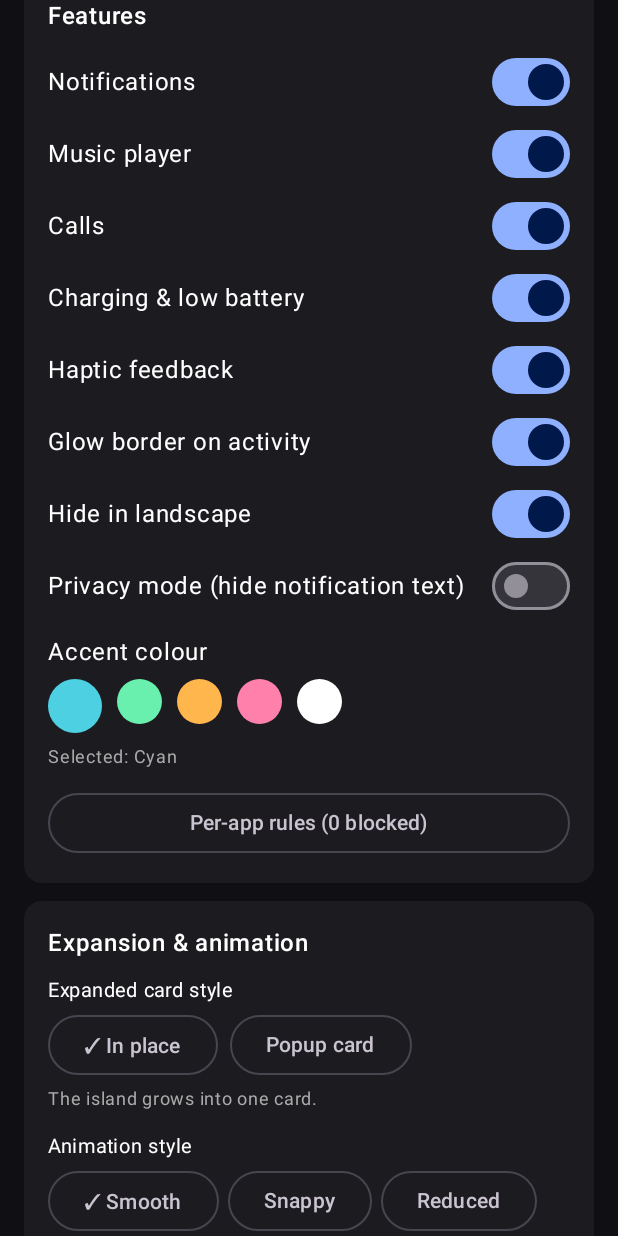
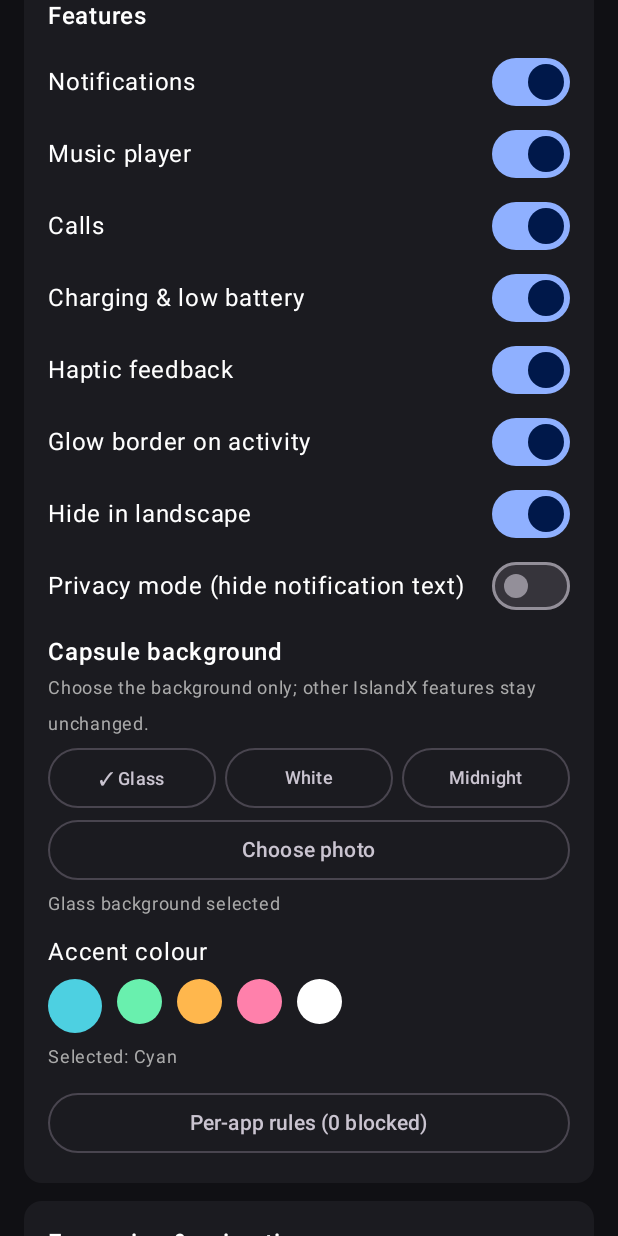
Before and after one commit to yooSpiderman50/IslandX, an Android app built with Jetpack Compose: the screen it shows after launch (MainActivity), scrolled down 1153 dp, on a phone screen of 412 x 824 dp. Run offline under Robolectric (Android 15) with nearby library versions, the phone set to English and light mode, and no system bars; libraries missing offline, so code that uses them is left out: java.text, java.util.

Commit message:
add capsule background customization (v1.2.6)

```diff
--- a/app/build.gradle.kts
+++ b/app/build.gradle.kts
@@ -12,8 +12,8 @@ android {
         applicationId = "com.islandx.app"
         minSdk = 26
         targetSdk = 34
-        versionCode = 7
-        versionName = "1.2.5"
+        versionCode = 8
+        versionName = "1.2.6"
     }
 
     buildTypes {
--- a/app/src/main/java/com/islandx/app/data/SettingsRepository.kt
+++ b/app/src/main/java/com/islandx/app/data/SettingsRepository.kt
@@ -37,6 +37,8 @@ data class IslandSettings(
     val expansionMode: Int = 0, // 0 = expand in place, 1 = separate popup card
     val animationStyle: Int = 0, // 0 = smooth, 1 = snappy, 2 = reduced motion
     val privacyMode: Boolean = false,
+    val backgroundStyle: Int = 0, // 0 glass, 1 white, 2 midnight, 3 photo
+    val backgroundImageUri: String = "",
     val blockedApps: Set<String> = emptySet()
 )
 
@@ -58,6 +60,8 @@ object K {
     val EXPANSION_MODE = intPreferencesKey("expansion_mode")
     val ANIMATION_STYLE = intPreferencesKey("animation_style")
     val PRIVACY_MODE = booleanPreferencesKey("privacy_mode")
+    val BACKGROUND_STYLE = intPreferencesKey("background_style")
+    val BACKGROUND_IMAGE_URI = androidx.datastore.preferences.core.stringPreferencesKey("background_image_uri")
     val BLOCKED = stringSetPreferencesKey("blocked_apps")
 }
 
@@ -106,6 +110,8 @@ class SettingsRepository(private val context: Context, scope: CoroutineScope) {
             expansionMode = (this[K.EXPANSION_MODE] ?: d.expansionMode).coerceIn(0, 1),
             animationStyle = (this[K.ANIMATION_STYLE] ?: d.animationStyle).coerceIn(0, 2),
             privacyMode = this[K.PRIVACY_MODE] ?: d.privacyMode,
+            backgroundStyle = (this[K.BACKGROUND_STYLE] ?: d.backgroundStyle).coerceIn(0, 3),
+            backgroundImageUri = this[K.BACKGROUND_IMAGE_URI] ?: d.backgroundImageUri,
             blockedApps = this[K.BLOCKED] ?: d.blockedApps
         )
     }
--- a/app/src/main/java/com/islandx/app/ui/HomeScreen.kt
+++ b/app/src/main/java/com/islandx/app/ui/HomeScreen.kt
@@ -92,6 +92,24 @@ fun HomeScreen(activity: ComponentActivity, tick: Int) {
     val notifLauncher = rememberLauncherForActivityResult(
         ActivityResultContracts.RequestPermission()
     ) { localTick++ }
+
+    val backgroundImageLauncher = rememberLauncherForActivityResult(
+        ActivityResultContracts.OpenDocument()
+    ) { uri ->
+        if (uri != null) {
+            try {
+                activity.contentResolver.takePersistableUriPermission(
+                    uri, Intent.FLAG_GRANT_READ_URI_PERMISSION
+                )
+            } catch (_: SecurityException) { }
+            scope.launch {
+                repo.update {
+                    it[K.BACKGROUND_IMAGE_URI] = uri.toString()
+                    it[K.BACKGROUND_STYLE] = 3
+                }
+            }
+        }
+    }
 
     val overlayOk = remember(tick, localTick) { Settings.canDrawOverlays(activity) }
     val accessibilityOk = remember(tick, localTick) {
@@ -237,6 +255,36 @@ fun HomeScreen(activity: ComponentActivity, tick: Int) {
                 SwitchRow("Glow border on activity", s.glow) { save(K.GLOW, it) }
                 SwitchRow("Hide in landscape", s.hideInLandscape) { save(K.HIDE_LANDSCAPE, it) }
                 SwitchRow("Privacy mode (hide notification text)", s.privacyMode) { save(K.PRIVACY_MODE, it) }
+                Spacer(Modifier.height(8.dp))
+                Text("Capsule background", color = Color.White, fontWeight = FontWeight.SemiBold)
+                Text("Choose the background only; other IslandX features stay unchanged.", color = Muted, fontSize = 12.sp)
+                Row(horizontalArrangement = Arrangement.spacedBy(6.dp), modifier = Modifier.fillMaxWidth()) {
+                    listOf("Glass", "White", "Midnight").forEachIndexed { index, label ->
+                        OutlinedButton(
+                            onClick = { save(K.BACKGROUND_STYLE, index) },
+                            modifier = Modifier.weight(1f)
+                        ) { Text(if (s.backgroundStyle == index) "✓ $label" else label, fontSize = 12.sp) }
+                    }
+                }
+                Row(horizontalArrangement = Arrangement.spacedBy(8.dp), modifier = Modifier.fillMaxWidth()) {
+                    OutlinedButton(
+                        onClick = { backgroundImageLauncher.launch(arrayOf("image/*")) },
+                        modifier = Modifier.weight(1f)
+                    ) { Text(if (s.backgroundStyle == 3 && s.backgroundImageUri.isNotBlank()) "Change photo" else "Choose photo") }
+                    if (s.backgroundImageUri.isNotBlank()) {
+                        OutlinedButton(onClick = { save(K.BACKGROUND_STYLE, 0); save(K.BACKGROUND_IMAGE_URI, "") }) {
+                            Text("Remove photo")
+                        }
+                    }
+                }
+                Text(
+                    when (s.backgroundStyle) {
+                        1 -> "White background selected"
+                        2 -> "Midnight gradient selected"
+                        3 -> if (s.backgroundImageUri.isNotBlank()) "Your photo is selected" else "Choose a photo to use it as the background"
+                        else -> "Glass background selected"
+                    }, color = Muted, fontSize = 12.sp
+                )
                 Spacer(Modifier.height(8.dp))
                 Text("Accent colour", color = Color.White)
                 Row(horizontalArrangement = Arrangement.spacedBy(10.dp), modifier = Modifier.padding(top = 6.dp)) {
```
Also changed, not shown: app/src/main/java/com/islandx/app/ui/overlay/IslandOverlay.kt (+47 -3 lines), 2 other files.
